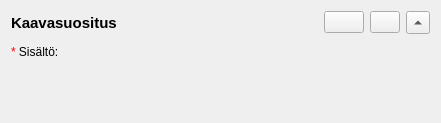
Before: the Qt Designer form arho_feature_template/gui/components/plan_proposition_widget.ui in GispoCoding/arho-qgis-plugin, drawn with Qt 5.
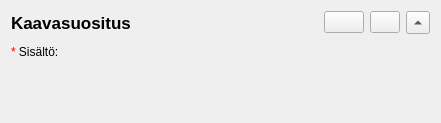
After: the same form once the commit is applied. Icons and pictures are not drawn. Custom widgets are drawn as their Qt base class.

```diff
--- a/arho_feature_template/gui/components/plan_proposition_widget.ui
+++ b/arho_feature_template/gui/components/plan_proposition_widget.ui
@@ -35,7 +35,7 @@
       <widget class="QLabel" name="label_2">
        <property name="font">
         <font>
-         <pointsize>11</pointsize>
+         <pointsize>13</pointsize>
          <weight>75</weight>
          <bold>true</bold>
         </font>
```
Left out of the diff: 25 changed lines with no effect on the pictures.
